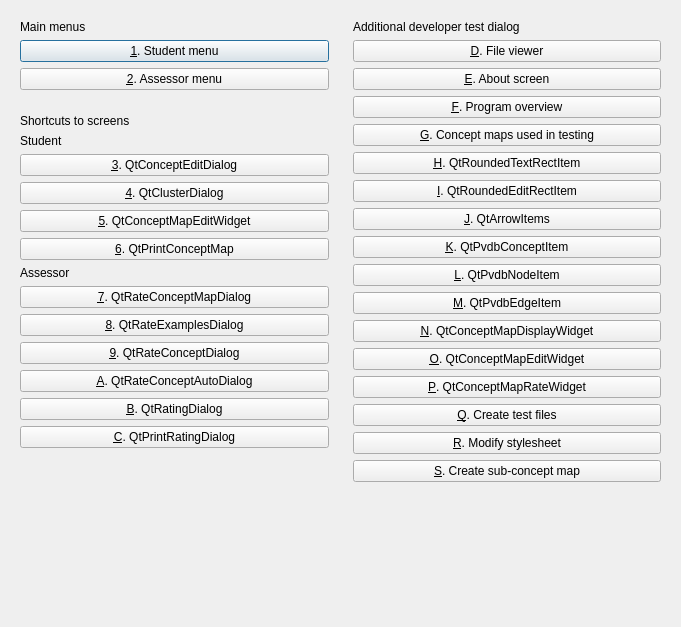
Above: Projects/ProjectBrainweaver/qtpvdbmenudialog.ui from richelbilderbeek/ProjectRichelBilderbeek before the change. Below: the same form after it.
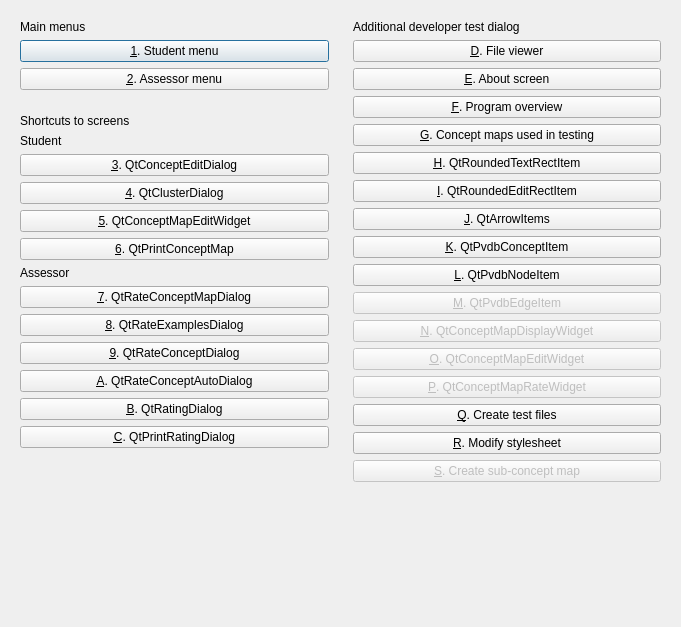
That is the form after the change. Icons and pictures are not drawn.

```diff
--- a/Projects/ProjectBrainweaver/qtpvdbmenudialog.ui
+++ b/Projects/ProjectBrainweaver/qtpvdbmenudialog.ui
@@ -129,6 +129,9 @@
       </item>
       <item>
        <widget class="QPushButton" name="button_test_edge_item">
+        <property name="enabled">
+         <bool>false</bool>
+        </property>
         <property name="text">
          <string>&amp;M. QtPvdbEdgeItem</string>
         </property>
@@ -136,6 +139,9 @@
       </item>
       <item>
        <widget class="QPushButton" name="button_test_qtconceptmapdisplaywidget">
+        <property name="enabled">
+         <bool>false</bool>
+        </property>
         <property name="text">
          <string>&amp;N. QtConceptMapDisplayWidget</string>
         </property>
@@ -143,6 +149,9 @@
       </item>
       <item>
        <widget class="QPushButton" name="button_test_qtconceptmapeditwidget">
+        <property name="enabled">
+         <bool>false</bool>
+        </property>
         <property name="text">
          <string>&amp;O. QtConceptMapEditWidget</string>
         </property>
@@ -150,6 +159,9 @@
       </item>
       <item>
        <widget class="QPushButton" name="button_test_qtconceptmapratewidget">
+        <property name="enabled">
+         <bool>false</bool>
+        </property>
         <property name="text">
          <string>&amp;P. QtConceptMapRateWidget</string>
         </property>
@@ -171,6 +183,9 @@
       </item>
       <item>
        <widget class="QPushButton" name="button_test_create_sub_concept_map">
+        <property name="enabled">
+         <bool>false</bool>
+        </property>
         <property name="text">
          <string>&amp;S. Create sub-concept map</string>
         </property>
```
